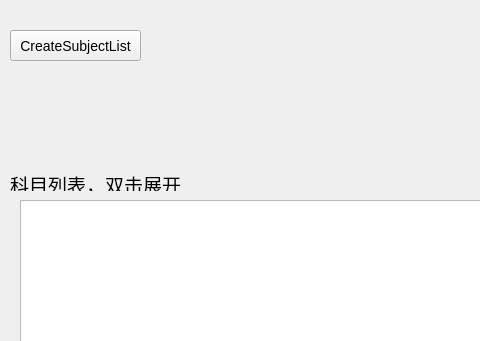
Above: mainwindow.ui from pphboy/extract-subject before the change; both pictures show x 0 to 480 and y 0 to 341 of the 659 by 592 pixel window. Below: the same form after it.
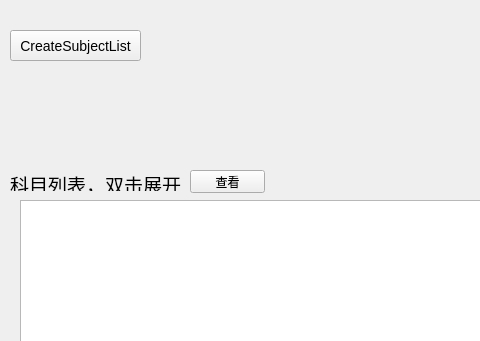
That is the form after the change.

Diff of the .ui file:
```diff
--- a/mainwindow.ui
+++ b/mainwindow.ui
@@ -79,6 +79,22 @@
       <height>341</height>
      </rect>
     </property>
+    <property name="editTriggers">
+     <set>QAbstractItemView::NoEditTriggers</set>
+    </property>
+   </widget>
+   <widget class="QPushButton" name="checkSubjectBtn">
+    <property name="geometry">
+     <rect>
+      <x>190</x>
+      <y>170</y>
+      <width>75</width>
+      <height>23</height>
+     </rect>
+    </property>
+    <property name="text">
+     <string>查看</string>
+    </property>
    </widget>
   </widget>
   <widget class="QMenuBar" name="menubar">
```
